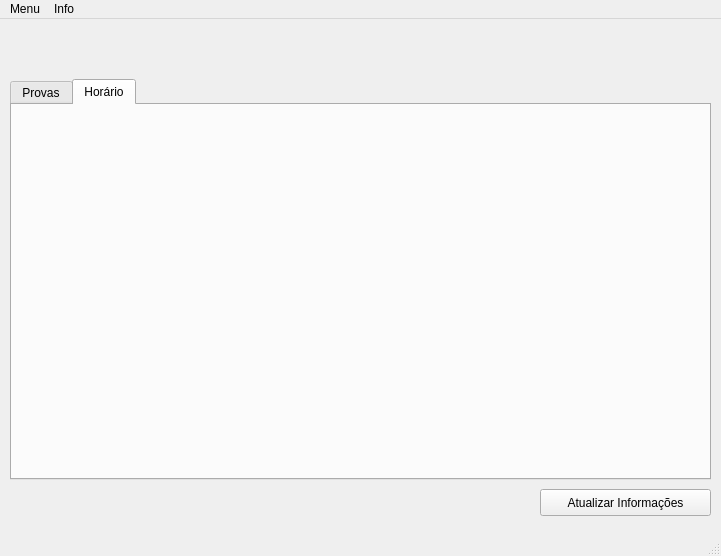
The window that ui/main.ui (raphaelsander/Inapa) describes before a commit, drawn with Qt 5.
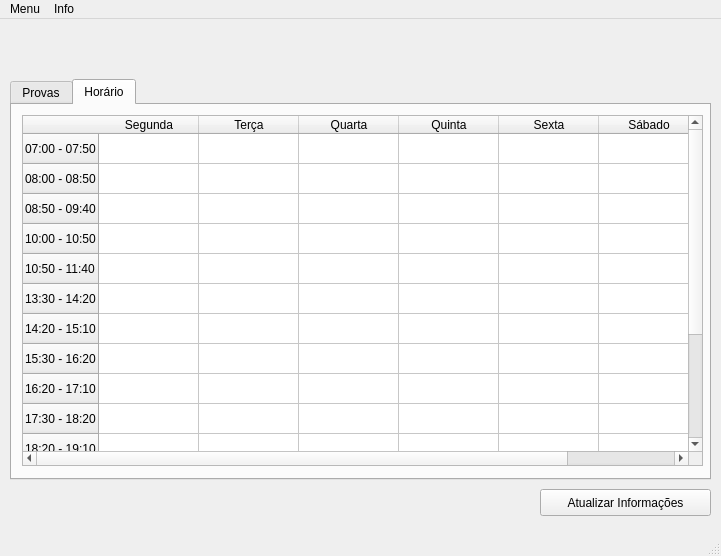
The same window after the commit. The open tabs and pages were chosen to show the change.

Commit message: Adição da tabela de horário de aula.

What changed in the file:
```diff
--- a/ui/main.ui
+++ b/ui/main.ui
@@ -140,6 +140,126 @@
      <attribute name="title">
       <string>Horário</string>
      </attribute>
+     <widget class="QTableWidget" name="tableWidget_2">
+      <property name="geometry">
+       <rect>
+        <x>10</x>
+        <y>10</y>
+        <width>681</width>
+        <height>351</height>
+       </rect>
+      </property>
+      <row>
+       <property name="text">
+        <string>07:00 - 07:50</string>
+       </property>
+      </row>
+      <row>
+       <property name="text">
+        <string>08:00 - 08:50</string>
+       </property>
+      </row>
+      <row>
+       <property name="text">
+        <string>08:50 - 09:40</string>
+       </property>
+      </row>
+      <row>
+       <property name="text">
+        <string>10:00 - 10:50</string>
+       </property>
+      </row>
+      <row>
+       <property name="text">
+        <string>10:50 - 11:40</string>
+       </property>
+      </row>
+      <row>
+       <property name="text">
+        <string>13:30 - 14:20</string>
+       </property>
+      </row>
+      <row>
+       <property name="text">
+        <string>14:20 - 15:10</string>
+       </property>
+      </row>
+      <row>
+       <property name="text">
+        <string>15:30 - 16:20</string>
+       </property>
+      </row>
+      <row>
+       <property name="text">
+        <string>16:20 - 17:10</string>
+       </property>
+      </row>
+      <row>
+       <property name="text">
+        <string>17:30 - 18:20</string>
+       </property>
+      </row>
+      <row>
+       <property name="text">
+        <string>18:20 - 19:10</string>
+       </property>
+      </row>
+      <row>
+       <property name="text">
+        <string>19:30 - 20:20</string>
+       </property>
+      </row>
+      <row>
+       <property name="text">
+        <string>20:20 - 21:10</string>
+       </property>
+      </row>
+      <row>
+       <property name="text">
+        <string>21:30 - 22:20</string>
+       </property>
+      </row>
+      <row>
+       <property name="text">
+        <string>22:20 - 23:10</string>
+       </property>
+      </row>
+      <column>
+       <property name="text">
+        <string>Segunda</string>
+       </property>
+      </column>
+      <column>
+       <property name="text">
+        <string>Terça</string>
+       </property>
+      </column>
+      <column>
+       <property name="text">
+        <string>Quarta</string>
+       </property>
+      </column>
+      <column>
+       <property name="text">
+        <string>Quinta</string>
+       </property>
+      </column>
+      <column>
+       <property name="text">
+        <string>Sexta</string>
+       </property>
+      </column>
+      <column>
+       <property name="text">
+        <string>Sábado</string>
+       </property>
+      </column>
+      <item row="0" column="0">
+       <property name="text">
+        <string/>
+       </property>
+      </item>
+     </widget>
     </widget>
    </widget>
    <widget class="QPushButton" name="pushButton">
```
Left out of the diff: 2 changed lines with no effect on the pictures.
